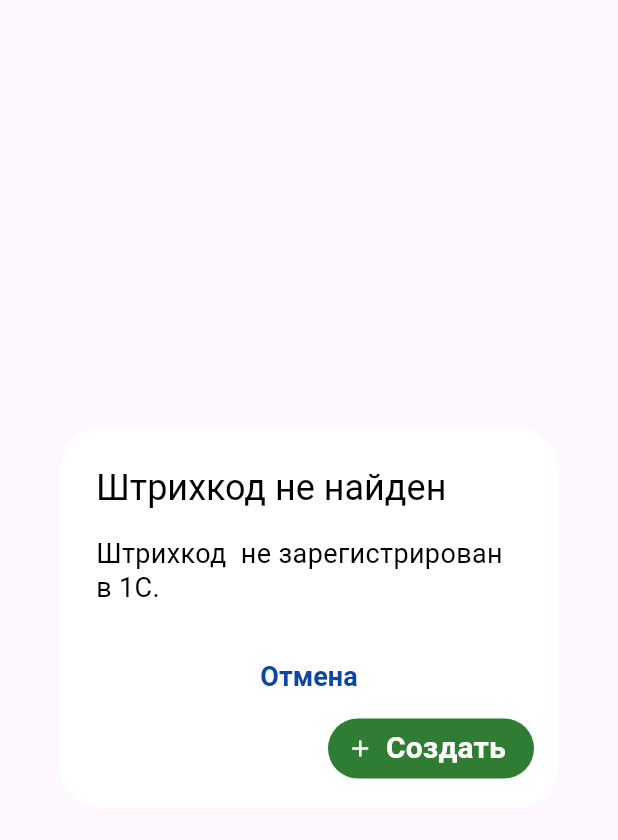
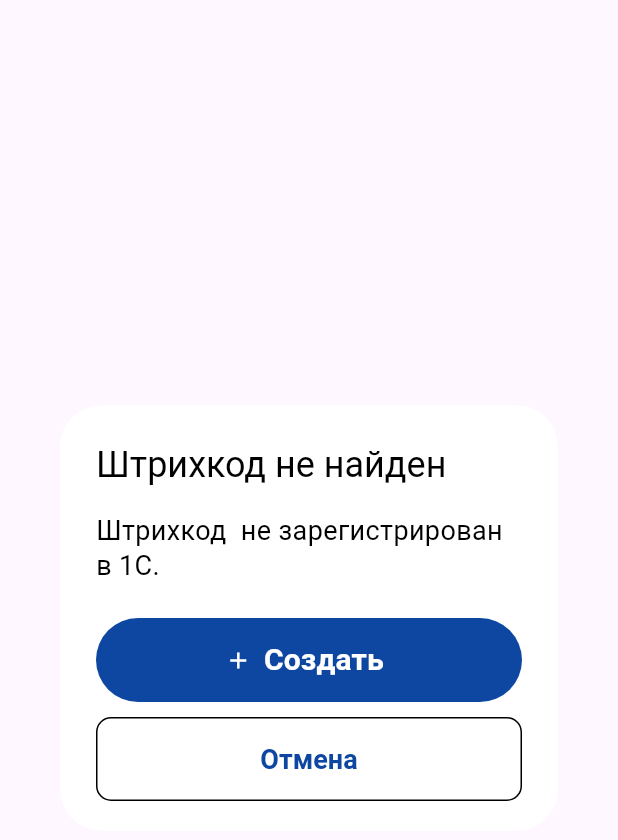
Before and after one commit to BarinovMihail/TSD, a Flutter app: the UnknownBarcodePromptDialog widget shown alone on an empty page, opened directly with empty values, on a phone screen of 412 x 824 dp. Shown: the top 840 px of the screen. Run offline on Flutter 3.47's test engine with Material 3 defaults, Android fonts, the phone set to English and light mode, and no system bars; our stand-ins replace dio, drift, flutter_riverpod, flutter_secure_storage, go_router, package_info_plus; accounts and stored records are empty; generated files the repository leaves out were written again.

Commit message:
кнопка создать изменена позиция

```diff
--- a/tsd_inventory/lib/features/inventory/presentation/inventory_dialogs.dart
+++ b/tsd_inventory/lib/features/inventory/presentation/inventory_dialogs.dart
@@ -66,15 +66,32 @@ class UnknownBarcodePromptDialog extends StatelessWidget {
     return AlertDialog(
       title: const Text(AppStrings.unknownBarcodeTitle),
       content: Text(AppStrings.unknownBarcodeMessage(barcode)),
+      actionsPadding: const EdgeInsets.fromLTRB(24, 0, 24, 20),
       actions: [
-        TextButton(
-          onPressed: () => Navigator.of(context).pop(false),
-          child: const Text(AppStrings.cancel),
-        ),
-        FilledButton.tonalIcon(
-          onPressed: () => Navigator.of(context).pop(true),
-          icon: const Icon(Icons.add),
-          label: const Text(AppStrings.createNomenclatureFromBarcode),
+        SizedBox(
+          width: double.maxFinite,
+          child: Column(
+            crossAxisAlignment: CrossAxisAlignment.stretch,
+            mainAxisSize: MainAxisSize.min,
+            children: [
+              FilledButton.icon(
+                onPressed: () => Navigator.of(context).pop(true),
+                style: FilledButton.styleFrom(
+                  minimumSize: const Size.fromHeight(56),
+                ),
+                icon: const Icon(Icons.add),
+                label: const Text(AppStrings.createNomenclatureFromBarcode),
+              ),
+              const SizedBox(height: 10),
+              OutlinedButton(
+                onPressed: () => Navigator.of(context).pop(false),
+                style: OutlinedButton.styleFrom(
+                  minimumSize: const Size.fromHeight(56),
+                ),
+                child: const Text(AppStrings.cancel),
+              ),
+            ],
+          ),
         ),
       ],
     );
```
Also changed, not shown: 1 other file.
